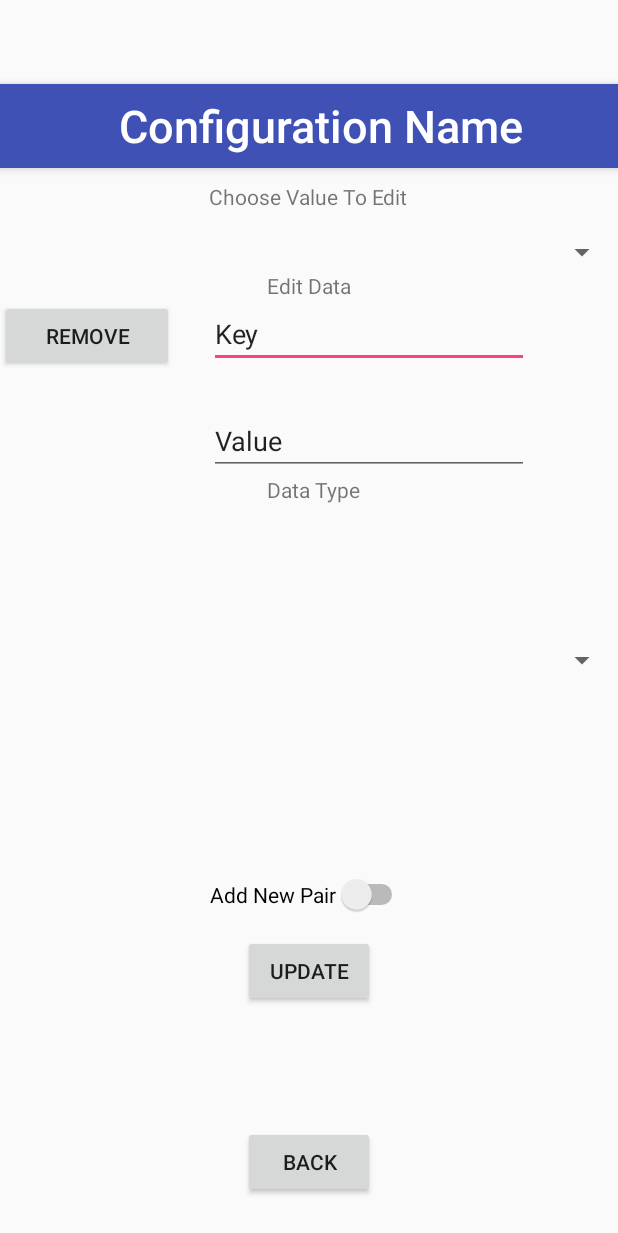
After one commit to Overlake-FTC-7330-2017/Configuration-App, an Android app: the layout activity_edit_configuration.xml on its own in the app's theme, with its tools: preview values and no code run, on a phone screen of 412 x 824 dp. The commit adds this screen. Shown: the top 1233 px of the screen. Run offline under Robolectric (Android 15) with nearby library versions, the phone set to English and light mode, and no system bars.

Commit message:
functionality complete

```diff
--- a/app/src/main/AndroidManifest.xml
+++ b/app/src/main/AndroidManifest.xml
@@ -38,7 +38,7 @@
             android:parentActivityName=".MainActivity"
             android:theme="@style/AppTheme.NoActionBar" />
         <activity
-            android:name=".EditConfigActivity"
+            android:name=".EditConfigListActivity"
             android:label="@string/title_activity_edit_config"
             android:theme="@style/AppTheme.NoActionBar" />
         <activity
@@ -49,6 +49,10 @@
             android:name=".ViewConfig"
             android:label="@string/title_activity_view_config"
             android:theme="@style/AppTheme.NoActionBar" />
+        <activity
+            android:name=".EditConfiguration"
+            android:label="@string/title_activity_edit_configuration"
+            android:theme="@style/AppTheme.NoActionBar"></activity>
     </application>
 
 </manifest>
--- a/app/src/main/java/com/overlake/ftc/configapp/DeleteConfig.java
+++ b/app/src/main/java/com/overlake/ftc/configapp/DeleteConfig.java
@@ -5,7 +5,6 @@ import android.content.Intent;
 import android.os.Build;
 import android.os.Bundle;
 import android.os.Environment;
-import android.support.design.widget.FloatingActionButton;
 import android.support.design.widget.Snackbar;
 import android.support.v7.app.AlertDialog;
 import android.support.v7.app.AppCompatActivity;
@@ -128,7 +127,7 @@ public class DeleteConfig extends AppCompatActivity {
                 startActivity(new Intent(DeleteConfig.this, MainActivity.class));
                 return true;
             case R.id.action_edit_config:
-                startActivity(new Intent(DeleteConfig.this, EditConfigActivity.class));
+                startActivity(new Intent(DeleteConfig.this, EditConfigListActivity.class));
                 return true;
             case R.id.action_delete_config:
                 return true;
--- a/app/src/main/java/com/overlake/ftc/configapp/MainActivity.java
+++ b/app/src/main/java/com/overlake/ftc/configapp/MainActivity.java
@@ -4,8 +4,6 @@ import android.Manifest;
 import android.content.Intent;
 import android.os.Bundle;
 import android.os.Environment;
-import android.support.design.widget.FloatingActionButton;
-import android.support.design.widget.Snackbar;
 import android.support.v4.app.ActivityCompat;
 import android.support.v7.app.AppCompatActivity;
 import android.support.v7.widget.Toolbar;
@@ -13,12 +11,10 @@ import android.util.Log;
 import android.view.View;
 import android.view.Menu;
 import android.view.MenuItem;
-import android.webkit.ConsoleMessage;
 import android.widget.AdapterView;
 import android.widget.ArrayAdapter;
 import android.widget.ListView;
 
-import java.io.Console;
 import java.io.File;
 import java.util.ArrayList;
 import java.util.List;
@@ -105,7 +101,7 @@ public class MainActivity extends AppCompatActivity {
             case R.id.action_view_config:
                 return true;
             case R.id.action_edit_config:
-                startActivity(new Intent(MainActivity.this, EditConfigActivity.class));
+                startActivity(new Intent(MainActivity.this, EditConfigListActivity.class));
                 return true;
             case R.id.action_delete_config:
                 startActivity(new Intent(MainActivity.this, DeleteConfig.class));
--- /dev/null
+++ b/app/src/main/res/layout/activity_edit_configuration.xml
@@ -0,0 +1,148 @@
+<?xml version="1.0" encoding="utf-8"?>
+<android.support.design.widget.CoordinatorLayout xmlns:android="http://schemas.android.com/apk/res/android"
+    xmlns:app="http://schemas.android.com/apk/res-auto"
+    xmlns:tools="http://schemas.android.com/tools"
+    android:layout_width="match_parent"
+    android:layout_height="match_parent"
+    android:fitsSystemWindows="true"
+    tools:context="com.overlake.ftc.configapp.EditConfiguration">
+
+    <android.support.design.widget.AppBarLayout
+        android:layout_width="match_parent"
+        android:layout_height="wrap_content"
+        android:theme="@style/AppTheme.AppBarOverlay">
+
+        <android.support.v7.widget.Toolbar
+            android:id="@+id/toolbar"
+            android:layout_width="match_parent"
+            android:layout_height="?attr/actionBarSize"
+            android:background="?attr/colorPrimary"
+            app:popupTheme="@style/AppTheme.PopupOverlay">
+            <TextView
+                android:id="@+id/toolbar_title"
+                android:layout_width="match_parent"
+                android:layout_height="match_parent"
+                android:gravity="center"
+                android:text="Configuration Name"
+                android:textColor="@color/white"
+                android:textSize="30dp"
+                android:fontFamily="sans-serif-medium" />
+        </android.support.v7.widget.Toolbar>
+
+    </android.support.design.widget.AppBarLayout>
+
+    <include layout="@layout/content_edit_configuration" />
+
+    <RelativeLayout
+        android:layout_width="match_parent"
+        android:layout_height="match_parent">
+
+        <Spinner
+            android:layout_width="match_parent"
+            android:layout_height="wrap_content"
+            android:layout_alignParentTop="true"
+            android:layout_alignParentLeft="true"
+            android:layout_alignParentStart="true"
+            android:layout_marginTop="100dp"
+            android:id="@+id/valueSelector" />
+
+        <TextView
+            android:text="Choose Value To Edit"
+            android:layout_width="wrap_content"
+            android:layout_height="wrap_content"
+            android:layout_alignBottom="@+id/valueSelector"
+            android:layout_centerHorizontal="true"
+            android:layout_marginBottom="39dp"
+            android:id="@+id/edit_text" />
+
+        <Button
+            android:text="Back"
+            android:layout_width="wrap_content"
+            android:layout_height="wrap_content"
+            android:layout_alignParentBottom="true"
+            android:layout_centerHorizontal="true"
+            android:layout_marginBottom="25dp"
+            android:id="@+id/backButton" />
+
+        <EditText
+            android:layout_width="wrap_content"
+            android:layout_height="wrap_content"
+            android:inputType="textPersonName"
+            android:text="Key"
+            android:ems="10"
+            android:layout_alignTop="@+id/deletePair"
+            android:layout_toRightOf="@+id/deletePair"
+            android:layout_toEndOf="@+id/deletePair"
+            android:id="@+id/editKey" />
+
+        <EditText
+            android:layout_width="wrap_content"
+            android:layout_height="wrap_content"
+            android:inputType="textPersonName"
+            android:text="Value"
+            android:ems="10"
+            android:layout_below="@+id/deletePair"
+            android:layout_alignRight="@+id/editKey"
+            android:layout_alignEnd="@+id/editKey"
+            android:layout_marginTop="23dp"
+            android:id="@+id/editValue" />
+
+        <TextView
+            android:text="Edit Data"
+            android:layout_width="wrap_content"
+            android:layout_height="wrap_content"
+            android:layout_above="@+id/editKey"
+            android:layout_centerHorizontal="true"
+            android:id="@+id/editData" />
+
+        <Button
+            android:text="Remove"
+            android:layout_width="wrap_content"
+            android:layout_height="wrap_content"
+            android:layout_marginTop="20dp"
+            android:id="@+id/deletePair"
+            android:layout_below="@+id/valueSelector"
+            android:layout_marginRight="23dp"
+            android:layout_marginEnd="23dp"
+            android:layout_toLeftOf="@+id/edit_text"
+            android:layout_alignParentLeft="true"
+            android:layout_alignParentStart="true" />
+
+        <Button
+            android:text="Update"
+            android:layout_width="wrap_content"
+            android:layout_height="wrap_content"
+            android:id="@+id/updatePair"
+            android:layout_above="@+id/backButton"
+            android:layout_alignRight="@+id/backButton"
+            android:layout_alignEnd="@+id/backButton"
+            android:layout_marginBottom="79dp" />
+
+        <Spinner
+            android:layout_width="match_parent"
+            android:layout_height="wrap_content"
+            android:id="@+id/typeSelector"
+            android:layout_centerVertical="true"
+            android:layout_alignParentLeft="true"
+            android:layout_alignParentStart="true" />
+
+        <TextView
+            android:text="Data Type"
+            android:layout_width="wrap_content"
+            android:layout_height="wrap_content"
+            android:id="@+id/dataType"
+            android:layout_below="@+id/editValue"
+            android:layout_alignLeft="@+id/editData"
+            android:layout_alignStart="@+id/editData" />
+
+        <Switch
+            android:text="Add New Pair"
+            android:layout_width="wrap_content"
+            android:layout_height="wrap_content"
+            android:id="@+id/addSwitch"
+            android:layout_above="@+id/updatePair"
+            android:layout_centerHorizontal="true"
+            android:layout_marginBottom="13dp" />
+    </RelativeLayout>
+
+</android.support.design.widget.CoordinatorLayout>
--- a/app/src/main/res/layout/content_edit_config.xml
+++ b/app/src/main/res/layout/content_edit_config.xml
@@ -10,7 +10,7 @@
     android:paddingRight="@dimen/activity_horizontal_margin"
     android:paddingTop="@dimen/activity_vertical_margin"
     app:layout_behavior="@string/appbar_scrolling_view_behavior"
-    tools:context="com.overlake.ftc.configapp.EditConfigActivity"
+    tools:context="com.overlake.ftc.configapp.EditConfigListActivity"
     tools:showIn="@layout/activity_edit_config">
 
 </RelativeLayout>
--- /dev/null
+++ b/app/src/main/res/layout/content_edit_configuration.xml
@@ -0,0 +1,16 @@
+<?xml version="1.0" encoding="utf-8"?>
+<RelativeLayout xmlns:android="http://schemas.android.com/apk/res/android"
+    xmlns:app="http://schemas.android.com/apk/res-auto"
+    xmlns:tools="http://schemas.android.com/tools"
+    android:id="@+id/content_edit_configuration"
+    android:layout_width="match_parent"
+    android:layout_height="match_parent"
+    android:paddingBottom="@dimen/activity_vertical_margin"
+    android:paddingLeft="@dimen/activity_horizontal_margin"
+    android:paddingRight="@dimen/activity_horizontal_margin"
+    android:paddingTop="@dimen/activity_vertical_margin"
+    app:layout_behavior="@string/appbar_scrolling_view_behavior"
+    tools:context="com.overlake.ftc.configapp.EditConfiguration"
+    tools:showIn="@layout/activity_edit_configuration">
+
+</RelativeLayout>
--- a/app/src/main/res/values/strings.xml
+++ b/app/src/main/res/values/strings.xml
@@ -22,4 +22,5 @@
 
     <!-- TODO: Remove or change this placeholder text -->
     <string name="hello_blank_fragment">Hello blank fragment</string>
+    <string name="title_activity_edit_configuration">EditConfiguration</string>
 </resources>
```
Also changed, not shown: app/src/main/java/com/overlake/ftc/configapp/ConfigData.java (added, +21 -0 lines), app/src/main/java/com/overlake/ftc/configapp/CreateConfigActivity.java (+1 -7 lines), app/src/main/java/com/overlake/ftc/configapp/EditConfigActivity.java (deleted, +0 -53 lines), app/src/main/java/com/overlake/ftc/configapp/EditConfigListActivity.java (added, +105 -0 lines), app/src/main/java/com/overlake/ftc/configapp/EditConfiguration.java (added, +339 -0 lines), app/src/main/res/layout/activity_edit_config.xml (+15 -1 lines), 2 other files.
